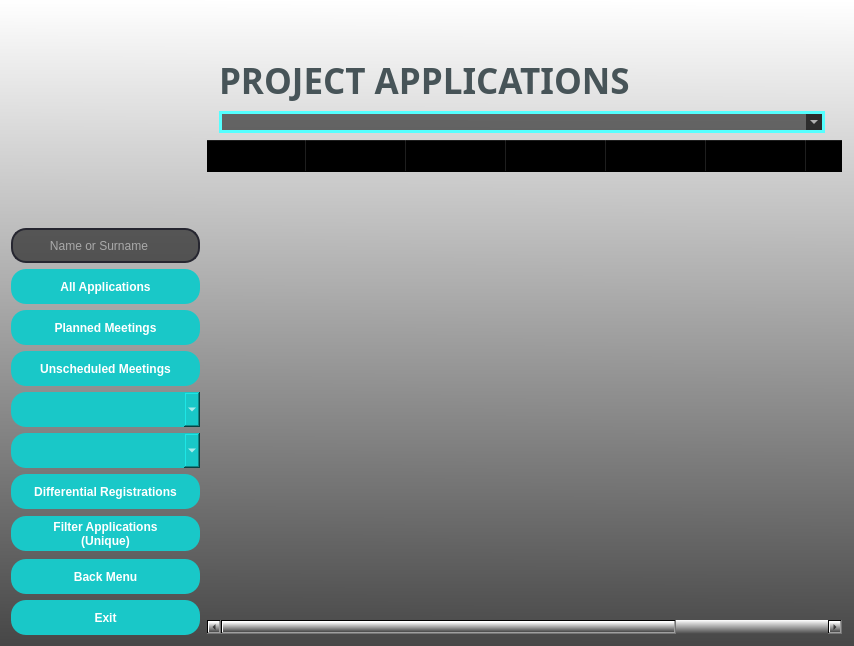
The window that UI_Files/applications_ui.ui (buyukakcali/Python-Module-Week7_CRM-Project) describes before a commit, drawn with Qt 5.
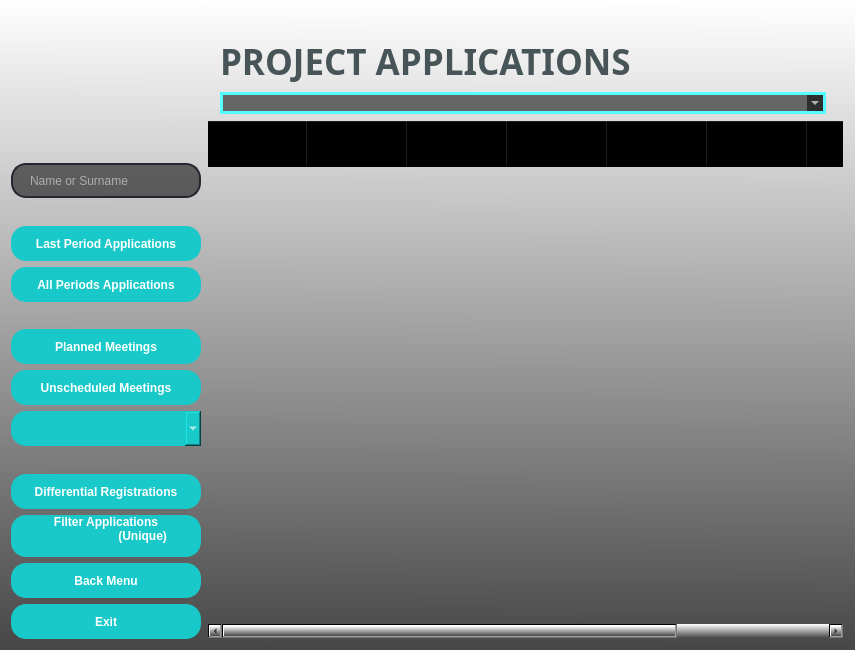
The same window after the commit. Icons and pictures are not drawn.

Commit message: application.py modulu: - yeni tablo yapisina uygun hale getirildi. ayrica kullanilmayan butonlar gecici olarak gizlendi - kodlar, try except arasina alindi

Diff of the .ui file:
```diff
--- a/UI_Files/applications_ui.ui
+++ b/UI_Files/applications_ui.ui
@@ -6,20 +6,14 @@
    <rect>
     <x>0</x>
     <y>0</y>
-    <width>854</width>
-    <height>646</height>
+       <width>855</width>
+       <height>650</height>
    </rect>
   </property>
   <property name="minimumSize">
    <size>
-    <width>0</width>
-    <height>0</height>
-   </size>
-  </property>
-  <property name="maximumSize">
-   <size>
-    <width>65000</width>
-    <height>65000</height>
+       <width>855</width>
+       <height>650</height>
    </size>
   </property>
   <property name="windowTitle">
@@ -33,73 +27,40 @@
    <string notr="true">background-color: qlineargradient(spread:pad, x1:0.489, y1:1, x2:0.494, y2:0, stop:0 rgba(71, 71, 71, 255), stop:1 rgba(255, 255, 255, 255));</string>
   </property>
   <layout class="QGridLayout" name="gridLayout">
-   <item row="5" column="1" rowspan="12" colspan="6">
-    <widget class="QTableWidget" name="tableWidget">
-     <property name="styleSheet">
-      <string notr="true">background-color: rgba(0, 0, 0,0%);</string>
-     </property>
-     <column>
-      <property name="text">
-       <string>Date</string>
-      </property>
-     </column>
-     <column>
-      <property name="text">
-       <string>Name Surname</string>
-      </property>
-     </column>
-     <column>
-      <property name="text">
-       <string>Mail</string>
-      </property>
-     </column>
-     <column>
-      <property name="text">
-       <string>Telephone</string>
-      </property>
-     </column>
-     <column>
-      <property name="text">
-       <string>Post Code</string>
-      </property>
-     </column>
-     <column>
-      <property name="text">
-       <string>State</string>
-      </property>
-     </column>
-     <column>
-      <property name="text">
-       <string>Status</string>
-      </property>
-     </column>
-     <column>
-      <property name="text">
-       <string>Economical 
-Situation</string>
-      </property>
-      <property name="whatsThis">
-       <string/>
-      </property>
-     </column>
-    </widget>
-   </item>
-   <item row="0" column="1">
-    <widget class="QLabel" name="labelLogo">
+      <item row="12" column="0">
+          <widget class="QPushButton" name="pushButtonPlannedMeetings">
+              <property name="minimumSize">
+                  <size>
+                      <width>0</width>
+                      <height>35</height>
+                  </size>
+              </property>
      <property name="maximumSize">
       <size>
-       <width>16777215</width>
-       <height>150</height>
+          <width>200</width>
+          <height>16777215</height>
       </size>
      </property>
+              <property name="font">
+                  <font>
+                      <family>Arial</family>
+                      <bold>true</bold>
+                  </font>
+              </property>
      <property name="styleSheet">
-      <string notr="true">background-color: rgba(0, 0, 0,0%);</string>
+         <string notr="true">QPushButton{
+             border-radius : 15px;
+             background-color : rgb(25, 200, 200);
+             color: rgb(255, 255, 255);
+             }
+             QPushButton:hover{
+             background-color: rgb(20, 135, 135);
+             border: 2px solid rgb(162, 0, 0);
+             }
+         </string>
      </property>
      <property name="text">
-      <string/>
-     </property>
-     <property name="pixmap">
-      <pixmap>pictures/logo1.ico</pixmap>
+         <string>Planned Meetings</string>
      </property>
     </widget>
    </item>
@@ -124,7 +85,7 @@
       <string/>
      </property>
      <property name="pixmap">
-      <pixmap resource="pictures/a.qrc">:/logo2.png</pixmap>
+         <pixmap>:/logo2.png</pixmap>
      </property>
     </widget>
    </item>
@@ -139,21 +100,27 @@
      </property>
     </widget>
    </item>
-   <item row="0" column="3">
-    <spacer name="horizontalSpacer">
-     <property name="orientation">
-      <enum>Qt::Horizontal</enum>
-     </property>
-     <property name="sizeHint" stdset="0">
+      <item row="0" column="1">
+          <widget class="QLabel" name="labelLogo">
+              <property name="maximumSize">
       <size>
-       <width>40</width>
-       <height>20</height>
+          <width>16777215</width>
+          <height>150</height>
       </size>
      </property>
-    </spacer>
+              <property name="styleSheet">
+                  <string notr="true">background-color: rgba(0, 0, 0,0%);</string>
+              </property>
+              <property name="text">
+                  <string/>
+              </property>
+              <property name="pixmap">
+                  <pixmap>pictures/logo1.ico</pixmap>
+              </property>
+          </widget>
    </item>
-   <item row="9" column="0">
-    <widget class="QPushButton" name="pushButtonPlannedMeetings">
+      <item row="14" column="0">
+          <widget class="QComboBox" name="comboBoxDuplicatedApplications">
      <property name="minimumSize">
       <size>
        <width>0</width>
@@ -166,31 +133,22 @@
        <height>16777215</height>
       </size>
      </property>
-     <property name="font">
-      <font>
-       <family>Arial</family>
-       <weight>75</weight>
-       <bold>true</bold>
-      </font>
-     </property>
      <property name="styleSheet">
-      <string notr="true">QPushButton{
+         <string notr="true">QComboBox{
 	border-radius : 15px;
 	background-color : rgb(25, 200, 200);
 	color: rgb(255, 255, 255);
 }
-QPushButton:hover{
+             QComboBox:hover{
+             border-radius : 15px;
 	background-color: rgb(20, 135, 135);
     border: 2px solid rgb(162, 0, 0);
 }</string>
      </property>
-     <property name="text">
-      <string>Planned Meetings</string>
-     </property>
     </widget>
    </item>
-   <item row="12" column="0">
-    <widget class="QComboBox" name="comboBoxPreviousApplications">
+      <item row="17" column="0" alignment="Qt::AlignVCenter">
+          <widget class="QPushButton" name="pushButtonFilterApplications">
      <property name="minimumSize">
       <size>
        <width>0</width>
@@ -203,22 +161,32 @@
        <height>16777215</height>
       </size>
      </property>
+              <property name="font">
+                  <font>
+                      <family>Arial</family>
+                      <bold>true</bold>
+                  </font>
+              </property>
      <property name="styleSheet">
-      <string notr="true">QComboBox{
+         <string notr="true">QPushButton{
 	border-radius : 15px;
 	background-color : rgb(25, 200, 200);
 	color: rgb(255, 255, 255);
 }
-QComboBox:hover{
-	border-radius : 15px;
+             QPushButton:hover{
 	background-color: rgb(20, 135, 135);
-    border: 2px solid rgb(162, 0, 0);
+             border: 2px solid rgb(162, 0, 0);
 }</string>
      </property>
+              <property name="text">
+                  <string>Filter Applications
+                      (Unique)
+                  </string>
+     </property>
     </widget>
    </item>
-   <item row="8" column="0">
-    <widget class="QPushButton" name="pushButtonAllApplications">
+      <item row="19" column="0">
+          <widget class="QPushButton" name="pushButtonExit">
      <property name="minimumSize">
       <size>
        <width>0</width>
@@ -234,7 +202,6 @@
      <property name="font">
       <font>
        <family>Arial</family>
-       <weight>75</weight>
        <bold>true</bold>
       </font>
      </property>
@@ -250,12 +217,62 @@
 }</string>
      </property>
      <property name="text">
-      <string>All Applications</string>
+         <string>Exit</string>
      </property>
     </widget>
    </item>
-   <item row="15" column="0">
-    <widget class="QPushButton" name="pushButtonBackMenu">
+      <item row="0" column="3">
+          <spacer name="horizontalSpacer">
+              <property name="orientation">
+                  <enum>Qt::Horizontal</enum>
+              </property>
+              <property name="sizeHint" stdset="0">
+                  <size>
+                      <width>40</width>
+                      <height>20</height>
+                  </size>
+              </property>
+          </spacer>
+      </item>
+      <item row="1" column="2">
+          <widget class="QLabel" name="labelProjectApplications">
+              <property name="sizePolicy">
+                  <sizepolicy hsizetype="Preferred" vsizetype="Fixed">
+                      <horstretch>0</horstretch>
+                      <verstretch>0</verstretch>
+                  </sizepolicy>
+              </property>
+              <property name="minimumSize">
+                  <size>
+                      <width>0</width>
+                      <height>0</height>
+                  </size>
+              </property>
+              <property name="maximumSize">
+                  <size>
+                      <width>16777215</width>
+                      <height>60</height>
+                  </size>
+              </property>
+              <property name="font">
+                  <font>
+                      <family>Arial Black</family>
+                      <pointsize>26</pointsize>
+                      <bold>true</bold>
+                  </font>
+              </property>
+              <property name="styleSheet">
+                  <string notr="true">background-color: rgba(0, 0, 0,0%);
+                      color: rgb(71, 84, 88);
+                  </string>
+              </property>
+              <property name="text">
+                  <string>PROJECT APPLICATIONS</string>
+              </property>
+          </widget>
+      </item>
+      <item row="16" column="0">
+          <widget class="QPushButton" name="pushButtonDifferentialRegistrations">
      <property name="minimumSize">
       <size>
        <width>0</width>
@@ -271,7 +288,6 @@
      <property name="font">
       <font>
        <family>Arial</family>
-       <weight>75</weight>
        <bold>true</bold>
       </font>
      </property>
@@ -287,65 +303,64 @@
 }</string>
      </property>
      <property name="text">
-      <string>Back Menu</string>
+         <string>Differential Registrations</string>
      </property>
     </widget>
    </item>
-   <item row="7" column="0">
-    <widget class="QLineEdit" name="lineEditSearch">
-     <property name="enabled">
-      <bool>true</bool>
-     </property>
-     <property name="minimumSize">
-      <size>
-       <width>0</width>
-       <height>35</height>
-      </size>
-     </property>
-     <property name="maximumSize">
-      <size>
-       <width>200</width>
-       <height>16777215</height>
-      </size>
-     </property>
-     <property name="focusPolicy">
-      <enum>Qt::StrongFocus</enum>
-     </property>
-     <property name="styleSheet">
-      <string notr="true">QLineEdit {
-  border: 2px solid rgb(38, 38, 48);
-  border-radius: 15px;
-  color: #FFF;
-  padding-left: 15px;
-  background-color: rgba(0, 0, 0,55%);
- 
-}
-
-QLineEdit:hover {
-	border: 2px solid rgb(0, 255, 255);
-}
-
- QLineEdit:focus  {
-  border: 2px solid rgb(35, 218, 233);
-  background-color: rgb(47, 47, 47);
-}
-
-   
-
-
-
-</string>
-     </property>
-     <property name="text">
-      <string/>
-     </property>
-     <property name="placeholderText">
-      <string>      Name or Surname</string>
-     </property>
+      <item row="5" column="1" rowspan="15" colspan="6">
+          <widget class="QTableWidget" name="tableWidget">
+              <property name="styleSheet">
+                  <string notr="true">background-color: rgba(0, 0, 0,0%);</string>
+              </property>
+              <column>
+                  <property name="text">
+                      <string>Date</string>
+                  </property>
+              </column>
+              <column>
+                  <property name="text">
+                      <string>Name Surname</string>
+                  </property>
+              </column>
+              <column>
+                  <property name="text">
+                      <string>Mail</string>
+                  </property>
+              </column>
+              <column>
+                  <property name="text">
+                      <string>Telephone</string>
+                  </property>
+              </column>
+              <column>
+                  <property name="text">
+                      <string>Post Code</string>
+                  </property>
+              </column>
+              <column>
+                  <property name="text">
+                      <string>State</string>
+                  </property>
+              </column>
+              <column>
+                  <property name="text">
+                      <string>Status</string>
+                  </property>
+              </column>
+              <column>
+                  <property name="text">
+                      <string>Economical
+                          Situation
+                      </string>
+                  </property>
+                  <property name="whatsThis">
+                      <string/>
+                  </property>
+              </column>
     </widget>
    </item>
-   <item row="14" column="0" alignment="Qt::AlignVCenter">
-    <widget class="QPushButton" name="pushButtonFilterApplications">
+      <item row="18" column="0">
+          <widget class="QPushButton" name="pushButtonBackMenu">
      <property name="minimumSize">
       <size>
        <width>0</width>
@@ -361,7 +376,6 @@
      <property name="font">
       <font>
        <family>Arial</family>
-       <weight>75</weight>
        <bold>true</bold>
       </font>
      </property>
@@ -377,8 +391,7 @@
 }</string>
      </property>
      <property name="text">
-      <string>Filter Applications
-(Unique)</string>
+         <string>Back Menu</string>
      </property>
     </widget>
    </item>
@@ -416,8 +429,8 @@
      </property>
     </widget>
    </item>
-   <item row="11" column="0">
-    <widget class="QComboBox" name="comboBoxDuplicatedApplications">
+      <item row="10" column="0">
+          <widget class="QPushButton" name="pushButtonAllPeriods">
      <property name="minimumSize">
       <size>
        <width>0</width>
@@ -430,21 +443,29 @@
        <height>16777215</height>
       </size>
      </property>
+              <property name="font">
+                  <font>
+                      <family>Arial</family>
+                      <bold>true</bold>
+                  </font>
+     </property>
      <property name="styleSheet">
-      <string notr="true">QComboBox{
+         <string notr="true">QPushButton{
 	border-radius : 15px;
 	background-color : rgb(25, 200, 200);
 	color: rgb(255, 255, 255);
 }
-QComboBox:hover{
-	border-radius : 15px;
+             QPushButton:hover{
 	background-color: rgb(20, 135, 135);
     border: 2px solid rgb(162, 0, 0);
 }</string>
      </property>
+              <property name="text">
+                  <string>All Periods Applications</string>
+     </property>
     </widget>
    </item>
-   <item row="10" column="0">
+      <item row="13" column="0">
     <widget class="QPushButton" name="pushButtonUnscheduledMeeting">
      <property name="minimumSize">
       <size>
@@ -461,7 +482,6 @@
      <property name="font">
       <font>
        <family>Arial</family>
-       <weight>75</weight>
        <bold>true</bold>
       </font>
      </property>
@@ -481,8 +501,11 @@
      </property>
     </widget>
    </item>
-   <item row="16" column="0">
-    <widget class="QPushButton" name="pushButtonExit">
+      <item row="7" column="0">
+          <widget class="QLineEdit" name="lineEditSearch">
+              <property name="enabled">
+                  <bool>true</bool>
+              </property>
      <property name="minimumSize">
       <size>
        <width>0</width>
@@ -495,31 +518,41 @@
        <height>16777215</height>
       </size>
      </property>
-     <property name="font">
-      <font>
-       <family>Arial</family>
-       <weight>75</weight>
-       <bold>true</bold>
-      </font>
+              <property name="focusPolicy">
+                  <enum>Qt::StrongFocus</enum>
      </property>
      <property name="styleSheet">
-      <string notr="true">QPushButton{
-	border-radius : 15px;
-	background-color : rgb(25, 200, 200);
-	color: rgb(255, 255, 255);
+         <string notr="true">QLineEdit {
+             border: 2px solid rgb(38, 38, 48);
+             border-radius: 15px;
+             color: #FFF;
+             padding-left: 15px;
+             background-color: rgba(0, 0, 0,55%);
+
+             }
+
+             QLineEdit:hover {
+             border: 2px solid rgb(0, 255, 255);
 }
-QPushButton:hover{
-	background-color: rgb(20, 135, 135);
-    border: 2px solid rgb(162, 0, 0);
-}</string>
+
+             QLineEdit:focus {
+             border: 2px solid rgb(35, 218, 233);
+             background-color: rgb(47, 47, 47);
+             }
+
+
+         </string>
      </property>
      <property name="text">
-      <string>Exit</string>
+         <string/>
      </property>
+              <property name="placeholderText">
+                  <string>Name or Surname</string>
+     </property>
     </widget>
    </item>
-   <item row="13" column="0">
-    <widget class="QPushButton" name="pushButtonDifferentialRegistrations">
+      <item row="9" column="0">
+          <widget class="QPushButton" name="pushButtonLastPeriod">
      <property name="minimumSize">
       <size>
        <width>0</width>
@@ -535,7 +568,6 @@
      <property name="font">
       <font>
        <family>Arial</family>
-       <weight>75</weight>
        <bold>true</bold>
       </font>
      </property>
@@ -547,48 +579,11 @@
 }
 QPushButton:hover{
 	background-color: rgb(20, 135, 135);
- border: 2px solid rgb(162, 0, 0);
+          border: 2px solid rgb(162, 0, 0);
 }</string>
      </property>
      <property name="text">
-      <string>Differential Registrations</string>
-     </property>
-    </widget>
-   </item>
-   <item row="1" column="2">
-    <widget class="QLabel" name="labelProjectApplications">
-     <property name="sizePolicy">
-      <sizepolicy hsizetype="Preferred" vsizetype="Fixed">
-       <horstretch>0</horstretch>
-       <verstretch>0</verstretch>
-      </sizepolicy>
-     </property>
-     <property name="minimumSize">
-      <size>
-       <width>0</width>
-       <height>0</height>
-      </size>
-     </property>
-     <property name="maximumSize">
-      <size>
-       <width>16777215</width>
-       <height>60</height>
-      </size>
-     </property>
-     <property name="font">
-      <font>
-       <family>Arial Black</family>
-       <pointsize>26</pointsize>
-       <weight>75</weight>
-       <bold>true</bold>
-      </font>
-     </property>
-     <property name="styleSheet">
-      <string notr="true">background-color: rgba(0, 0, 0,0%);
-color: rgb(71, 84, 88);</string>
-     </property>
-     <property name="text">
-      <string>PROJECT APPLICATIONS</string>
+         <string>Last Period Applications</string>
      </property>
     </widget>
    </item>
```
Left out of the diff: 6 changed lines with no effect on the pictures. The commit also changes 2 other files.
